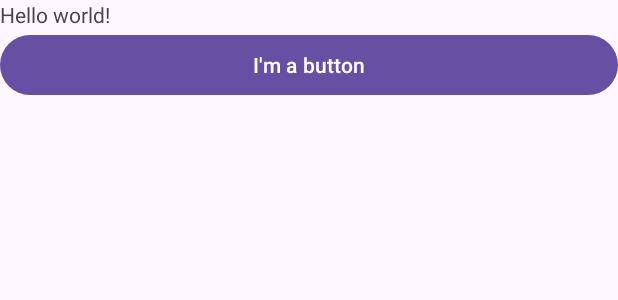
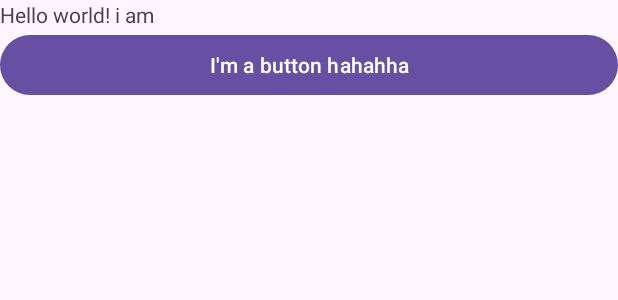
Before and after one commit to KarimMalki/AndriodLab1, an Android app: the layout activity_main.xml on its own in the app's theme, with its tools: preview values and no code run, on a phone screen of 412 x 824 dp. Shown: the top 300 px of the screen. Run offline under Robolectric (Android 15) with nearby library versions, the light colour scheme and no system bars.

Commit message:
changed strings

```diff
--- a/app/src/main/res/values/strings.xml
+++ b/app/src/main/res/values/strings.xml
@@ -1,5 +1,5 @@
 <resources>
     <string name="app_name">AndriodLab1</string>
-    <string name="hello_message">Hello world!</string>
-    <string name="ButtonText">I\'m a button</string>
+    <string name="hello_message">Hello world! i am</string>
+    <string name="ButtonText">I\'m a button hahahha</string>
 </resources>
```
